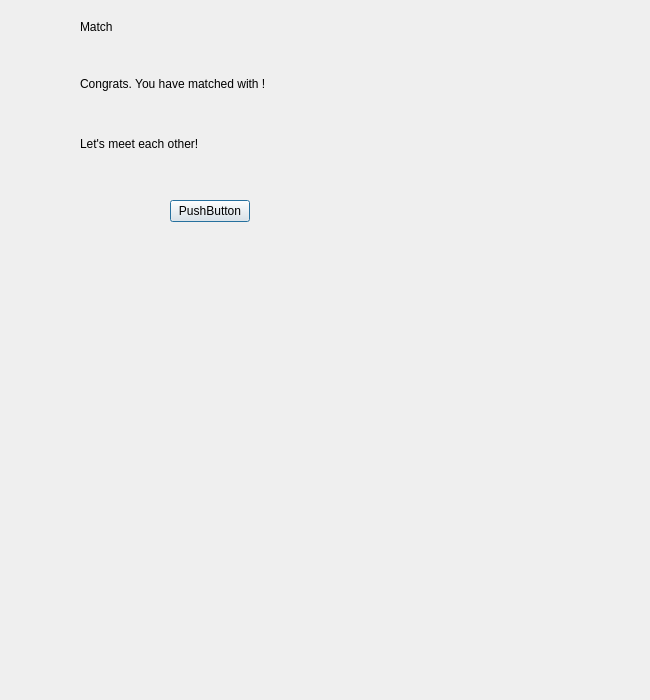
This is HobbyHub/match.ui in cpp-park-vk-education/2023_1_Chaihona_-1 as Qt 5 draws it before an edit. The edited form follows.
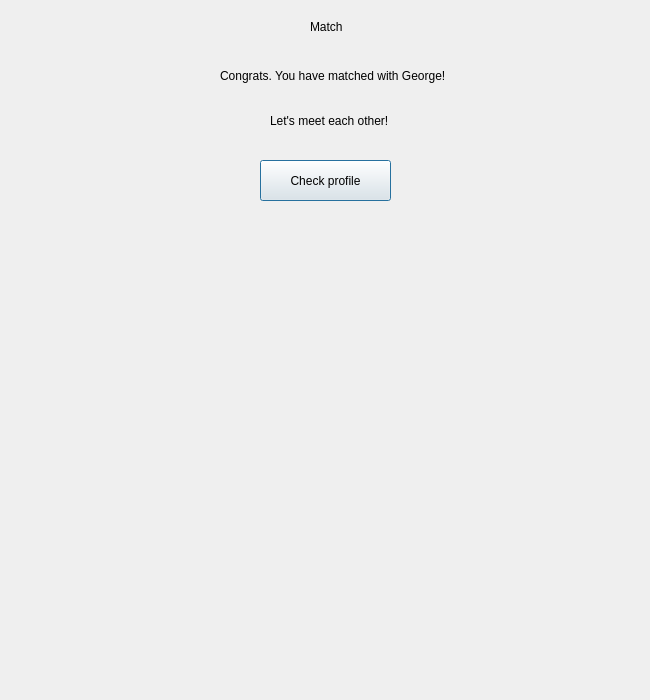
This is the edited form.

The edit to the form file:
```diff
--- a/HobbyHub/match.ui
+++ b/HobbyHub/match.ui
@@ -16,74 +16,54 @@
   <widget class="QPushButton" name="pushButton">
    <property name="geometry">
     <rect>
-     <x>170</x>
-     <y>200</y>
-     <width>80</width>
-     <height>22</height>
+     <x>260</x>
+     <y>160</y>
+     <width>131</width>
+     <height>41</height>
     </rect>
    </property>
    <property name="text">
-    <string>PushButton</string>
+    <string>Check profile</string>
    </property>
   </widget>
-  <widget class="QWidget" name="layoutWidget">
+  <widget class="QLabel" name="label">
    <property name="geometry">
     <rect>
-     <x>80</x>
+     <x>310</x>
      <y>20</y>
-     <width>251</width>
-     <height>131</height>
+     <width>249</width>
+     <height>14</height>
     </rect>
    </property>
-   <layout class="QVBoxLayout" name="verticalLayout">
-    <item>
-     <widget class="QLabel" name="label">
-      <property name="text">
-       <string>Match</string>
-      </property>
-     </widget>
-    </item>
-    <item>
-     <spacer name="verticalSpacer">
-      <property name="orientation">
-       <enum>Qt::Vertical</enum>
-      </property>
-      <property name="sizeHint" stdset="0">
-       <size>
-        <width>20</width>
-        <height>38</height>
-       </size>
-      </property>
-     </spacer>
-    </item>
-    <item>
-     <widget class="QLabel" name="label_2">
-      <property name="text">
-       <string>Congrats. You have matched with &lt;name&gt;!</string>
-      </property>
-     </widget>
-    </item>
-    <item>
-     <spacer name="verticalSpacer_2">
-      <property name="orientation">
-       <enum>Qt::Vertical</enum>
-      </property>
-      <property name="sizeHint" stdset="0">
-       <size>
-        <width>20</width>
-        <height>40</height>
-       </size>
-      </property>
-     </spacer>
-    </item>
-    <item>
-     <widget class="QLabel" name="label_3">
-      <property name="text">
-       <string>Let's meet each other!</string>
-      </property>
-     </widget>
-    </item>
-   </layout>
+   <property name="text">
+    <string>Match</string>
+   </property>
+  </widget>
+  <widget class="QLabel" name="label_2">
+   <property name="geometry">
+    <rect>
+     <x>220</x>
+     <y>60</y>
+     <width>341</width>
+     <height>31</height>
+    </rect>
+   </property>
+   <property name="text">
+    <string>Congrats. You have matched with George!</string>
+   </property>
+  </widget>
+  <widget class="QLabel" name="label_3">
+   <property name="geometry">
+    <rect>
+     <x>270</x>
+     <y>110</y>
+     <width>249</width>
+     <height>21</height>
+    </rect>
+   </property>
+   <property name="text">
+    <string>Let's meet each other!</string>
+   </property>
   </widget>
  </widget>
  <resources/>
```
Left out of the diff: 2 changed lines with no effect on the pictures.
